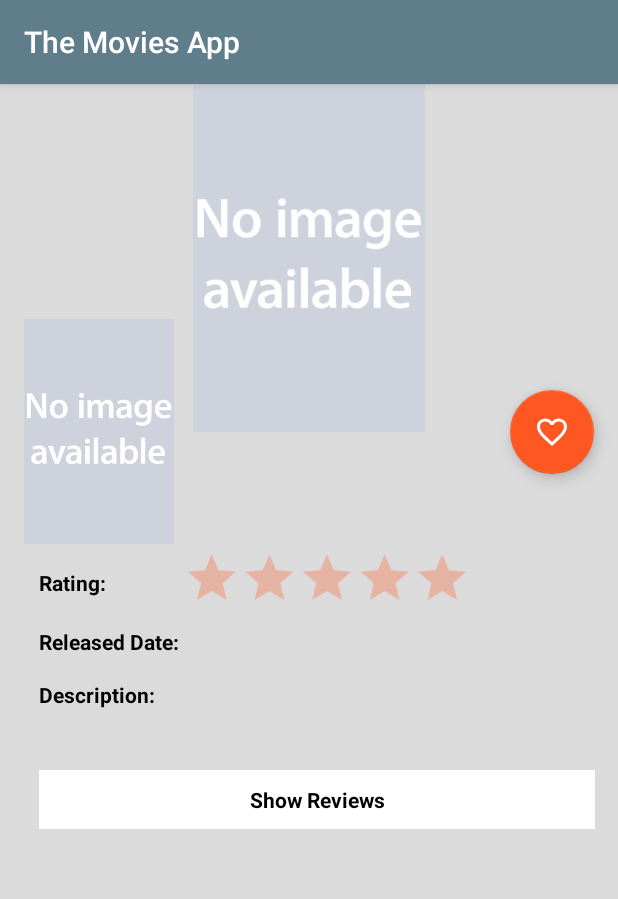
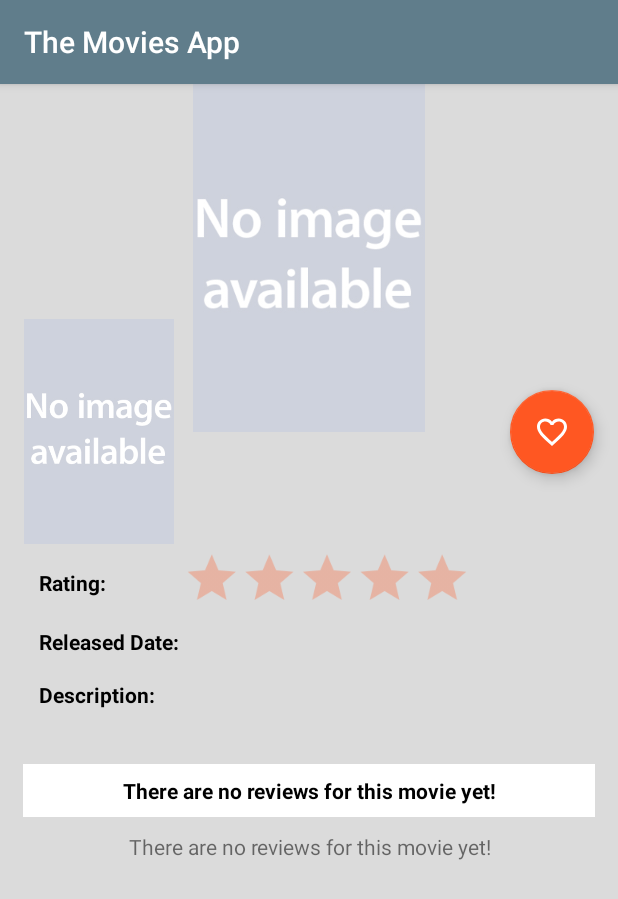
Before and after one commit to Uli1435/The-Movies-App, an Android app: the InfoActivity screen opened directly, with no data from a screen before it, on a phone screen of 412 x 824 dp. Shown: the top 899 px of the screen. Run offline under Robolectric (Android 15) with nearby library versions, the phone set to English and light mode, and no system bars; our stand-ins replace Picasso; pictures from the network do not load; 11 statements that could not run were skipped.

Commit message:
Implement card view for the recycler view. \nWhen no reviews, review text change to no reviews

```diff
--- a/app/src/main/java/com/example/ulrich/themoviesapp/InfoActivity.java
+++ b/app/src/main/java/com/example/ulrich/themoviesapp/InfoActivity.java
@@ -35,7 +35,8 @@ public class InfoActivity extends AppCompatActivity {
     private TextView releaseDate;
     private TextView description;
     private RatingBar ratingBar;
-    private TextView reviews;
+    TextView reviews;
+    TextView noReviewsTextView;
     private static final String BASE_IMAGE_URL = "https://image.tmdb.org/t/p/w185/";
     private static final String BACKGROUND_IMAGE_URL = "https://image.tmdb.org/t/p/w500/";
     private boolean isPressed = true;
@@ -83,13 +84,9 @@ public class InfoActivity extends AppCompatActivity {
         rating = findViewById(R.id.rating_textView);
         releaseDate = findViewById(R.id.release_date);
         description = findViewById(R.id.description_textView);
+        noReviewsTextView = findViewById(R.id.no_reviews_text_view);
 
         mReviewsRecyclerView = findViewById(R.id.reviews_recycler_view);
-
-
-
-
-
         reviews = findViewById(R.id.reviews_header_text);
 
         reviews.setOnClickListener(new View.OnClickListener() {
--- a/app/src/main/java/com/example/ulrich/themoviesapp/ReviewsMoviesAsyncTask.java
+++ b/app/src/main/java/com/example/ulrich/themoviesapp/ReviewsMoviesAsyncTask.java
@@ -1,6 +1,7 @@
 package com.example.ulrich.themoviesapp;
 
 import android.os.AsyncTask;
+import android.view.View;
 import android.widget.Toast;
 
 import org.json.JSONException;
@@ -58,7 +59,9 @@ public class ReviewsMoviesAsyncTask extends AsyncTask<String, Void, List<Reviews
             activity.mReviewsRecyclerView.setAdapter(activity.mReviewsAdapter);
             activity.mReviewsAdapter.notifyDataSetChanged();
         } else {
-            Toast.makeText(activity, "No reviews to show!!!", Toast.LENGTH_LONG).show();
+            activity.noReviewsTextView.setVisibility(View.VISIBLE);
+            activity.mReviewsRecyclerView.setVisibility(View.INVISIBLE);
+            activity.reviews.setText(R.string.there_are_no_reviews_for_this_movie_yet);
         }
 
     }
--- a/app/src/main/res/layout/activity_detail.xml
+++ b/app/src/main/res/layout/activity_detail.xml
@@ -152,7 +152,7 @@
             android:layout_height="wrap_content"
             android:layout_marginStart="26dp"
             android:layout_marginEnd="15dp"
-            android:layout_marginTop="5dp"
+            android:layout_marginTop="1dp"
             android:textStyle="bold"
             app:layout_constraintStart_toStartOf="parent"
             app:layout_constraintTop_toBottomOf="@+id/textView10"
@@ -162,15 +162,15 @@
             android:id="@+id/reviews_header_text"
             android:layout_width="match_parent"
             android:layout_height="wrap_content"
-            android:layout_marginStart="26dp"
+            android:layout_marginStart="15dp"
             android:layout_marginTop="16dp"
             android:layout_marginEnd="15dp"
             android:textColor="#000000"
             android:textStyle="bold"
+            android:background="#FFFFFF"
             android:gravity="center_horizontal"
-            android:paddingTop="10dp"
-            android:paddingBottom="10dp"
-            android:background="#FFFFFF"
+            android:paddingTop="8dp"
+            android:paddingBottom="8dp"
             android:clickable="true"
             app:layout_constraintStart_toStartOf="parent"
             app:layout_constraintTop_toBottomOf="@id/description_textView"
@@ -181,14 +181,28 @@
             android:layout_width="match_parent"
             android:layout_height="wrap_content"
             android:layout_marginEnd="15dp"
-            android:layout_marginStart="26dp"
-            android:layout_marginTop="8dp"
+            android:layout_marginStart="15dp"
+            android:layout_marginTop="10dp"
             app:layout_constraintEnd_toEndOf="parent"
             app:layout_constraintStart_toStartOf="parent"
             app:layout_constraintTop_toBottomOf="@+id/reviews_header_text">
 
         </android.support.v7.widget.RecyclerView>
 
+        <TextView
+            android:id="@+id/no_reviews_text_view"
+            android:layout_width="match_parent"
+            android:layout_height="wrap_content"
+            android:layout_marginEnd="8dp"
+            android:layout_marginStart="8dp"
+            android:layout_marginTop="10dp"
+            android:gravity="center_horizontal"
+            android:text="@string/there_are_no_reviews_for_this_movie_yet"
+            android:visibility="invisible"
+            app:layout_constraintEnd_toEndOf="parent"
+            app:layout_constraintStart_toStartOf="parent"
+            app:layout_constraintTop_toBottomOf="@+id/reviews_header_text" />
+
 
     </android.support.constraint.ConstraintLayout>
 </ScrollView>
--- a/app/src/main/res/values/strings.xml
+++ b/app/src/main/res/values/strings.xml
@@ -10,8 +10,9 @@
     <string name="show">Short by:</string>
     <string name="ok">OK</string>
     <string name="cancel">Cancel</string>
-    <string name="reviews">Show Reviews</string>
+    <string name="reviews">Reviews:</string>
     <string name="written_by">Written by:</string>
+    <string name="there_are_no_reviews_for_this_movie_yet">There are no reviews for this movie yet!</string>
 
     <string-array name="choices">
         <item>Most Popular</item>
```
Also changed, not shown: app/src/main/res/layout/activity_review_layout.xml (+21 -20 lines).
